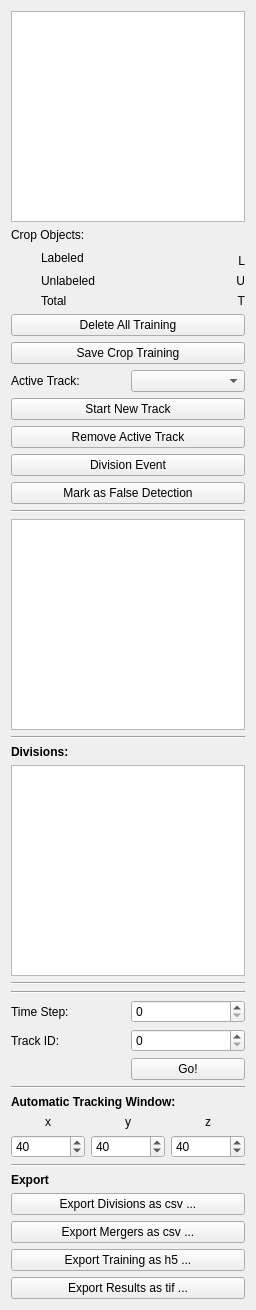
Old version of the form ilastik/applets/tracking/annotations/drawer.ui in the repository ilastik/ilastik.
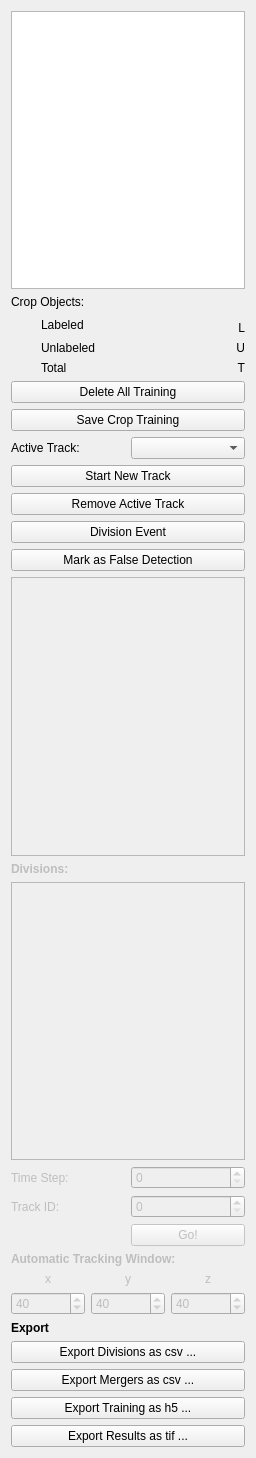
New version of the form. Custom widgets are drawn as their Qt base class.

Commit message: setting buttons inerited from manual tracking to invisible

```diff
--- a/ilastik/applets/tracking/annotations/drawer.ui
+++ b/ilastik/applets/tracking/annotations/drawer.ui
@@ -7,7 +7,7 @@
     <x>0</x>
     <y>0</y>
     <width>256</width>
-    <height>1310</height>
+    <height>1458</height>
    </rect>
   </property>
   <property name="sizePolicy">
@@ -31,17 +31,205 @@
   <property name="windowTitle">
    <string>Form</string>
   </property>
-  <layout class="QGridLayout" name="gridLayout_5">
-   <item row="0" column="0">
-    <widget class="CropListView" name="cropListView"/>
+  <layout class="QGridLayout" name="gridLayout_3">
+   <item row="10" column="0">
+    <layout class="QVBoxLayout" name="verticalLayout_2">
+     <item>
+      <widget class="QLabel" name="automaticTrackingLabel">
+       <property name="enabled">
+        <bool>false</bool>
+       </property>
+       <property name="font">
+        <font>
+         <weight>75</weight>
+         <bold>true</bold>
+        </font>
+       </property>
+       <property name="text">
+        <string>Automatic Tracking Window:</string>
+       </property>
+      </widget>
+     </item>
+     <item>
+      <layout class="QHBoxLayout" name="horizontalLayout_2">
+       <item>
+        <widget class="QLabel" name="xLabel">
+         <property name="enabled">
+          <bool>false</bool>
+         </property>
+         <property name="text">
+          <string>x</string>
+         </property>
+         <property name="alignment">
+          <set>Qt::AlignCenter</set>
+         </property>
+        </widget>
+       </item>
+       <item>
+        <widget class="QLabel" name="yLabel">
+         <property name="enabled">
+          <bool>false</bool>
+         </property>
+         <property name="text">
+          <string>y</string>
+         </property>
+         <property name="alignment">
+          <set>Qt::AlignCenter</set>
+         </property>
+        </widget>
+       </item>
+       <item>
+        <widget class="QLabel" name="zLabel">
+         <property name="enabled">
+          <bool>false</bool>
+         </property>
+         <property name="text">
+          <string>z</string>
+         </property>
+         <property name="alignment">
+          <set>Qt::AlignCenter</set>
+         </property>
+        </widget>
+       </item>
+      </layout>
+     </item>
+     <item>
+      <layout class="QHBoxLayout" name="horizontalLayout">
+       <item>
+        <widget class="QSpinBox" name="windowXBox">
+         <property name="enabled">
+          <bool>false</bool>
+         </property>
+         <property name="maximum">
+          <number>9999</number>
+         </property>
+         <property name="value">
+          <number>40</number>
+         </property>
+        </widget>
+       </item>
+       <item>
+        <widget class="QSpinBox" name="windowYBox">
+         <property name="enabled">
+          <bool>false</bool>
+         </property>
+         <property name="maximum">
+          <number>9999</number>
+         </property>
+         <property name="value">
+          <number>40</number>
+         </property>
+        </widget>
+       </item>
+       <item>
+        <widget class="QSpinBox" name="windowZBox">
+         <property name="enabled">
+          <bool>false</bool>
+         </property>
+         <property name="maximum">
+          <number>9999</number>
+         </property>
+         <property name="value">
+          <number>40</number>
+         </property>
+        </widget>
+       </item>
+      </layout>
+     </item>
+    </layout>
    </item>
-   <item row="1" column="0">
-    <widget class="QLabel" name="cropObjects">
+   <item row="8" column="0">
+    <widget class="QListWidget" name="divisionsList">
+     <property name="enabled">
+      <bool>false</bool>
+     </property>
+    </widget>
+   </item>
+   <item row="6" column="0">
+    <widget class="QTextBrowser" name="logOutput">
+     <property name="enabled">
+      <bool>false</bool>
+     </property>
+     <property name="font">
+      <font>
+       <pointsize>8</pointsize>
+       <weight>50</weight>
+       <italic>true</italic>
+       <bold>false</bold>
+      </font>
+     </property>
+    </widget>
+   </item>
+   <item row="7" column="0">
+    <widget class="QLabel" name="labelDivisions">
+     <property name="enabled">
+      <bool>false</bool>
+     </property>
+     <property name="font">
+      <font>
+       <weight>75</weight>
+       <bold>true</bold>
+      </font>
+     </property>
      <property name="text">
-      <string>Crop Objects:</string>
+      <string>Divisions:</string>
      </property>
     </widget>
    </item>
+   <item row="9" column="0">
+    <layout class="QGridLayout" name="gridLayout_4">
+     <item row="0" column="0">
+      <widget class="QLabel" name="timeStepLabel">
+       <property name="enabled">
+        <bool>false</bool>
+       </property>
+       <property name="text">
+        <string>Time Step:</string>
+       </property>
+      </widget>
+     </item>
+     <item row="0" column="1">
+      <widget class="QSpinBox" name="timeBox">
+       <property name="enabled">
+        <bool>false</bool>
+       </property>
+       <property name="maximum">
+        <number>9999</number>
+       </property>
+      </widget>
+     </item>
+     <item row="1" column="0">
+      <widget class="QLabel" name="trackIDLabel">
+       <property name="enabled">
+        <bool>false</bool>
+       </property>
+       <property name="text">
+        <string>Track ID:</string>
+       </property>
+      </widget>
+     </item>
+     <item row="1" column="1">
+      <widget class="QSpinBox" name="tidBox">
+       <property name="enabled">
+        <bool>false</bool>
+       </property>
+       <property name="maximum">
+        <number>99999</number>
+       </property>
+      </widget>
+     </item>
+     <item row="2" column="1">
+      <widget class="QPushButton" name="gotoLabel">
+       <property name="enabled">
+        <bool>false</bool>
+       </property>
+       <property name="text">
+        <string>Go!</string>
+       </property>
+      </widget>
+     </item>
+    </layout>
+   </item>
    <item row="2" column="0">
     <layout class="QGridLayout" name="gridLayout">
      <property name="leftMargin">
@@ -148,23 +336,6 @@
      </item>
     </layout>
    </item>
-   <item row="3" column="0">
-    <widget class="QPushButton" name="initializeAnnotations">
-     <property name="text">
-      <string>Delete All Training</string>
-     </property>
-    </widget>
-   </item>
-   <item row="4" column="0">
-    <widget class="QPushButton" name="saveAnnotations">
-     <property name="enabled">
-      <bool>true</bool>
-     </property>
-     <property name="text">
-      <string>Save Crop Training</string>
-     </property>
-    </widget>
-   </item>
    <item row="5" column="0">
     <layout class="QVBoxLayout" name="verticalLayout">
      <item>
@@ -229,204 +400,17 @@
      </item>
     </layout>
    </item>
-   <item row="6" column="0">
-    <widget class="Line" name="line_2">
-     <property name="orientation">
-      <enum>Qt::Horizontal</enum>
-     </property>
-    </widget>
-   </item>
-   <item row="7" column="0">
-    <widget class="QTextBrowser" name="logOutput">
-     <property name="enabled">
-      <bool>true</bool>
-     </property>
-     <property name="font">
-      <font>
-       <pointsize>8</pointsize>
-       <weight>50</weight>
-       <italic>true</italic>
-       <bold>false</bold>
-      </font>
-     </property>
-    </widget>
-   </item>
-   <item row="8" column="0">
-    <widget class="Line" name="line">
-     <property name="orientation">
-      <enum>Qt::Horizontal</enum>
-     </property>
-    </widget>
-   </item>
-   <item row="9" column="0">
-    <widget class="QLabel" name="label_2">
-     <property name="font">
-      <font>
-       <weight>75</weight>
-       <bold>true</bold>
-      </font>
-     </property>
+   <item row="1" column="0">
+    <widget class="QLabel" name="cropObjects">
      <property name="text">
-      <string>Divisions:</string>
+      <string>Crop Objects:</string>
      </property>
     </widget>
    </item>
-   <item row="10" column="0">
-    <widget class="QListWidget" name="divisionsList"/>
+   <item row="0" column="0">
+    <widget class="CropListView" name="cropListView"/>
    </item>
    <item row="11" column="0">
-    <widget class="Line" name="line_3">
-     <property name="orientation">
-      <enum>Qt::Horizontal</enum>
-     </property>
-    </widget>
-   </item>
-   <item row="12" column="0">
-    <widget class="Line" name="line_5">
-     <property name="orientation">
-      <enum>Qt::Horizontal</enum>
-     </property>
-    </widget>
-   </item>
-   <item row="13" column="0">
-    <layout class="QGridLayout" name="gridLayout_4">
-     <item row="0" column="0">
-      <widget class="QLabel" name="label_3">
-       <property name="text">
-        <string>Time Step:</string>
-       </property>
-      </widget>
-     </item>
-     <item row="0" column="1">
-      <widget class="QSpinBox" name="timeBox">
-       <property name="maximum">
-        <number>9999</number>
-       </property>
-      </widget>
-     </item>
-     <item row="1" column="0">
-      <widget class="QLabel" name="label_4">
-       <property name="text">
-        <string>Track ID:</string>
-       </property>
-      </widget>
-     </item>
-     <item row="1" column="1">
-      <widget class="QSpinBox" name="tidBox">
-       <property name="maximum">
-        <number>99999</number>
-       </property>
-      </widget>
-     </item>
-     <item row="2" column="1">
-      <widget class="QPushButton" name="gotoLabel">
-       <property name="text">
-        <string>Go!</string>
-       </property>
-      </widget>
-     </item>
-    </layout>
-   </item>
-   <item row="14" column="0">
-    <widget class="Line" name="line_6">
-     <property name="orientation">
-      <enum>Qt::Horizontal</enum>
-     </property>
-    </widget>
-   </item>
-   <item row="15" column="0">
-    <layout class="QVBoxLayout" name="verticalLayout_2">
-     <item>
-      <widget class="QLabel" name="label_5">
-       <property name="font">
-        <font>
-         <weight>75</weight>
-         <bold>true</bold>
-        </font>
-       </property>
-       <property name="text">
-        <string>Automatic Tracking Window:</string>
-       </property>
-      </widget>
-     </item>
-     <item>
-      <layout class="QHBoxLayout" name="horizontalLayout_2">
-       <item>
-        <widget class="QLabel" name="label_8">
-         <property name="text">
-          <string>x</string>
-         </property>
-         <property name="alignment">
-          <set>Qt::AlignCenter</set>
-         </property>
-        </widget>
-       </item>
-       <item>
-        <widget class="QLabel" name="label_7">
-         <property name="text">
-          <string>y</string>
-         </property>
-         <property name="alignment">
-          <set>Qt::AlignCenter</set>
-         </property>
-        </widget>
-       </item>
-       <item>
-        <widget class="QLabel" name="label_6">
-         <property name="text">
-          <string>z</string>
-         </property>
-         <property name="alignment">
-          <set>Qt::AlignCenter</set>
-         </property>
-        </widget>
-       </item>
-      </layout>
-     </item>
-     <item>
-      <layout class="QHBoxLayout" name="horizontalLayout">
-       <item>
-        <widget class="QSpinBox" name="windowXBox">
-         <property name="maximum">
-          <number>9999</number>
-         </property>
-         <property name="value">
-          <number>40</number>
-         </property>
-        </widget>
-       </item>
-       <item>
-        <widget class="QSpinBox" name="windowYBox">
-         <property name="maximum">
-          <number>9999</number>
-         </property>
-         <property name="value">
-          <number>40</number>
-         </property>
-        </widget>
-       </item>
-       <item>
-        <widget class="QSpinBox" name="windowZBox">
-         <property name="maximum">
-          <number>9999</number>
-         </property>
-         <property name="value">
-          <number>40</number>
-         </property>
-        </widget>
-       </item>
-      </layout>
-     </item>
-    </layout>
-   </item>
-   <item row="16" column="0">
-    <widget class="Line" name="line_4">
-     <property name="orientation">
-      <enum>Qt::Horizontal</enum>
-     </property>
-    </widget>
-   </item>
-   <item row="17" column="0">
     <layout class="QVBoxLayout" name="verticalLayout_7">
      <item>
       <widget class="QLabel" name="label_22">
@@ -477,6 +461,23 @@
      </item>
     </layout>
    </item>
+   <item row="3" column="0">
+    <widget class="QPushButton" name="initializeAnnotations">
+     <property name="text">
+      <string>Delete All Training</string>
+     </property>
+    </widget>
+   </item>
+   <item row="4" column="0">
+    <widget class="QPushButton" name="saveAnnotations">
+     <property name="enabled">
+      <bool>true</bool>
+     </property>
+     <property name="text">
+      <string>Save Crop Training</string>
+     </property>
+    </widget>
+   </item>
   </layout>
  </widget>
  <customwidgets>
```
Left out of the diff: 2 changed lines with no effect on the pictures. The commit also changes 1 other file.
